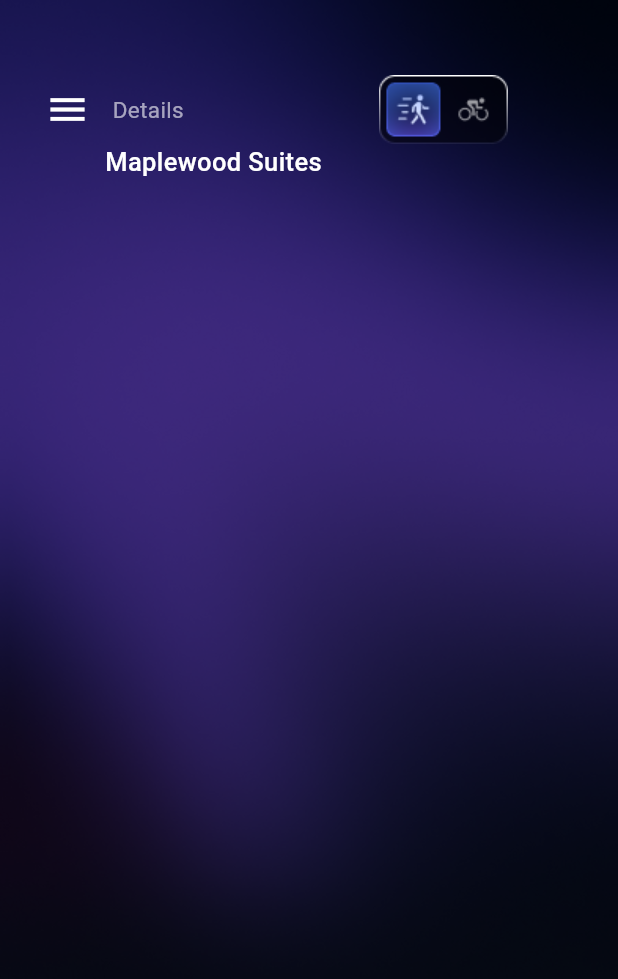
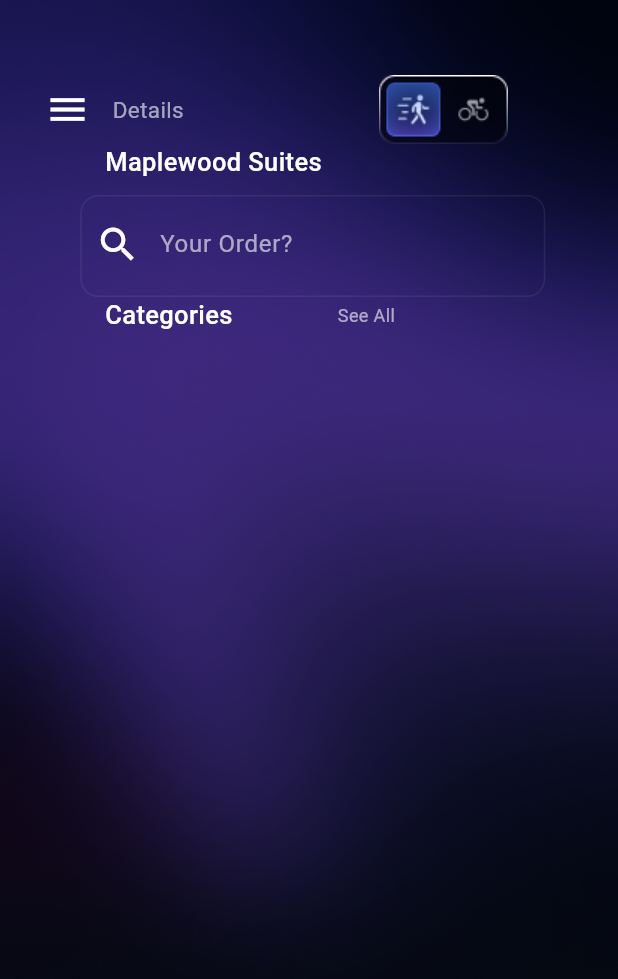
Before and after one commit to adeenazara2002/Flutter-final-hackathon, a Flutter app: the screen it shows after launch, on a phone screen of 412 x 824 dp. Shown: the top 979 px of the screen. Run offline on Flutter 3.47's test engine with Material 3 defaults, Android fonts, the phone set to English and light mode, and no system bars.

Commit message:
Home Screen

```diff
--- a/lib/Screens/homeScreen.dart
+++ b/lib/Screens/homeScreen.dart
@@ -71,6 +71,67 @@ class _HomeScreenState extends State<HomeScreen> {
                 ),
               ],
             ),
+            Padding(
+              padding: const EdgeInsets.only(left: 5, top: 10),
+              child: Container(
+                height: 68,
+                width: 310,
+                decoration: BoxDecoration(
+                  borderRadius: BorderRadius.circular(12),
+                  border: Border.all(
+                    color: Color.fromRGBO(255, 255, 255, 0.07),
+                  ),
+                ),
+                child: TextField(
+                  // controller: _searchController,
+                  decoration: InputDecoration(
+                    prefixIcon: Icon(
+                      Icons.search,
+                      color: Color.fromRGBO(255, 255, 255, 1),
+                      size: 30,
+                    ),
+                    hintText: 'Your Order?',
+                    hintStyle: TextStyle(
+                      color: Color.fromRGBO(255, 255, 255, 0.6),
+                      fontSize: 16,
+                      fontWeight: FontWeight.w400,
+                    ),
+                    border: InputBorder.none,
+                    contentPadding: EdgeInsets.symmetric(
+                      vertical: 20.0,
+                      horizontal: 20.0,
+                    ),
+                  ),
+                  style: TextStyle(
+                    color: Color.fromRGBO(255, 255, 255, 0.6),
+                  ),
+                ),
+              ),
+            ),
+
+            Row(
+              children: [
+                Padding(padding: EdgeInsets.only(left: 70)),
+                Text(
+                  'Categories',
+                  style: TextStyle(
+                    fontSize: 17,
+                    fontWeight: FontWeight.w500,
+                    color: Color.fromRGBO(255, 255, 255, 1),
+                  ),
+                ),
+
+                Padding(padding: EdgeInsets.only(left: 70)),
+                Text(
+                  'See All',
+                  style: TextStyle(
+                    fontSize: 12,
+                    fontWeight: FontWeight.w400,
+                    color: Color.fromRGBO(255, 255, 255, 0.6),
+                  ),
+                ),
+              ],
+            ),
           ],
         ),
       ),
```
